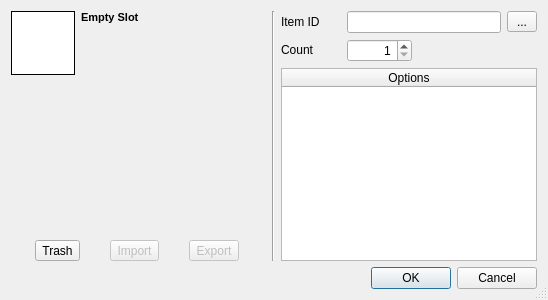
Qt form starcheat/templates/ItemEdit.ui (wizzomafizzo/starcheat) before a commit.
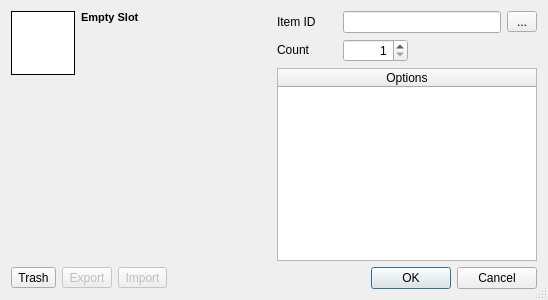
The same form after that commit. Icons and pictures are not drawn.

Diff of the .ui file:
```diff
--- a/starcheat/templates/ItemEdit.ui
+++ b/starcheat/templates/ItemEdit.ui
@@ -27,7 +27,7 @@
   </property>
   <layout class="QVBoxLayout" name="verticalLayout_2">
    <item>
-    <layout class="QHBoxLayout" name="horizontalLayout_3">
+    <layout class="QHBoxLayout" name="horizontalLayout_4">
      <item>
       <layout class="QGridLayout" name="gridLayout_2">
        <item row="0" column="0">
@@ -110,46 +110,8 @@
          </property>
         </spacer>
        </item>
-       <item row="2" column="0" colspan="2">
-        <layout class="QHBoxLayout" name="horizontalLayout">
-         <item>
-          <widget class="QToolButton" name="trash_button">
-           <property name="text">
-            <string>Trash</string>
-           </property>
-          </widget>
-         </item>
-         <item>
-          <widget class="QToolButton" name="import_button">
-           <property name="enabled">
-            <bool>false</bool>
-           </property>
-           <property name="text">
-            <string>Import</string>
-           </property>
-          </widget>
-         </item>
-         <item>
-          <widget class="QToolButton" name="export_button">
-           <property name="enabled">
-            <bool>false</bool>
-           </property>
-           <property name="text">
-            <string>Export</string>
-           </property>
-          </widget>
-         </item>
-        </layout>
-       </item>
       </layout>
      </item>
-     <item>
-      <widget class="Line" name="line">
-       <property name="orientation">
-        <enum>Qt::Vertical</enum>
-       </property>
-      </widget>
-     </item>
      <item>
       <layout class="QVBoxLayout" name="verticalLayout">
        <item>
@@ -260,6 +222,9 @@
        </item>
        <item>
         <widget class="QTableWidget" name="variant">
+         <property name="horizontalScrollBarPolicy">
+          <enum>Qt::ScrollBarAlwaysOff</enum>
+         </property>
          <property name="editTriggers">
           <set>QAbstractItemView::NoEditTriggers</set>
          </property>
@@ -308,14 +273,61 @@
     </layout>
    </item>
    <item>
-    <widget class="QDialogButtonBox" name="buttonBox">
-     <property name="orientation">
-      <enum>Qt::Horizontal</enum>
-     </property>
-     <property name="standardButtons">
-      <set>QDialogButtonBox::Cancel|QDialogButtonBox::Ok</set>
-     </property>
-    </widget>
+    <layout class="QHBoxLayout" name="horizontalLayout_3">
+     <item>
+      <layout class="QHBoxLayout" name="horizontalLayout">
+       <item>
+        <widget class="QToolButton" name="trash_button">
+         <property name="text">
+          <string>Trash</string>
+         </property>
+         <property name="icon">
+          <iconset resource="../resources.qrc">
+           <normaloff>:/starcheat/images/icons/glyphicons_halflings_019_trash.png</normaloff>:/starcheat/images/icons/glyphicons_halflings_019_trash.png</iconset>
+         </property>
+        </widget>
+       </item>
+       <item>
+        <widget class="QToolButton" name="export_button">
+         <property name="enabled">
+          <bool>false</bool>
+         </property>
+         <property name="text">
+          <string>Export</string>
+         </property>
+         <property name="icon">
+          <iconset resource="../resources.qrc">
+           <normaloff>:/starcheat/images/icons/glyphicons_halflings_169_export.png</normaloff>:/starcheat/images/icons/glyphicons_halflings_169_export.png</iconset>
+         </property>
+        </widget>
+       </item>
+       <item>
+        <widget class="QToolButton" name="import_button">
+         <property name="enabled">
+          <bool>false</bool>
+         </property>
+         <property name="text">
+          <string>Import</string>
+         </property>
+         <property name="icon">
+          <iconset resource="../resources.qrc">
+           <normaloff>:/starcheat/images/icons/glyphicons_halflings_168_import.png</normaloff>:/starcheat/images/icons/glyphicons_halflings_168_import.png</iconset>
+         </property>
+        </widget>
+       </item>
+      </layout>
+     </item>
+     <item>
+      <widget class="QDialogButtonBox" name="buttonBox">
+       <property name="orientation">
+        <enum>Qt::Horizontal</enum>
+       </property>
+       <property name="standardButtons">
+        <set>QDialogButtonBox::Cancel|QDialogButtonBox::Ok</set>
+       </property>
+      </widget>
+     </item>
+    </layout>
    </item>
   </layout>
   <zorder>buttonBox</zorder>
```
Left out of the diff: 14 changed lines with no effect on the pictures.
